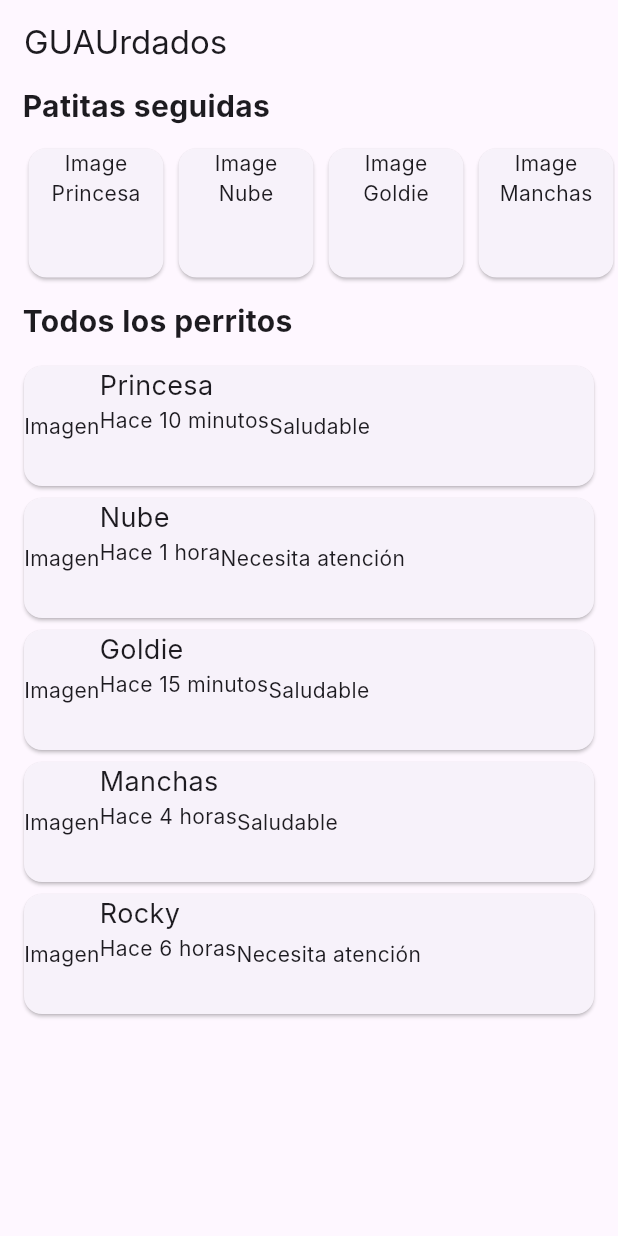
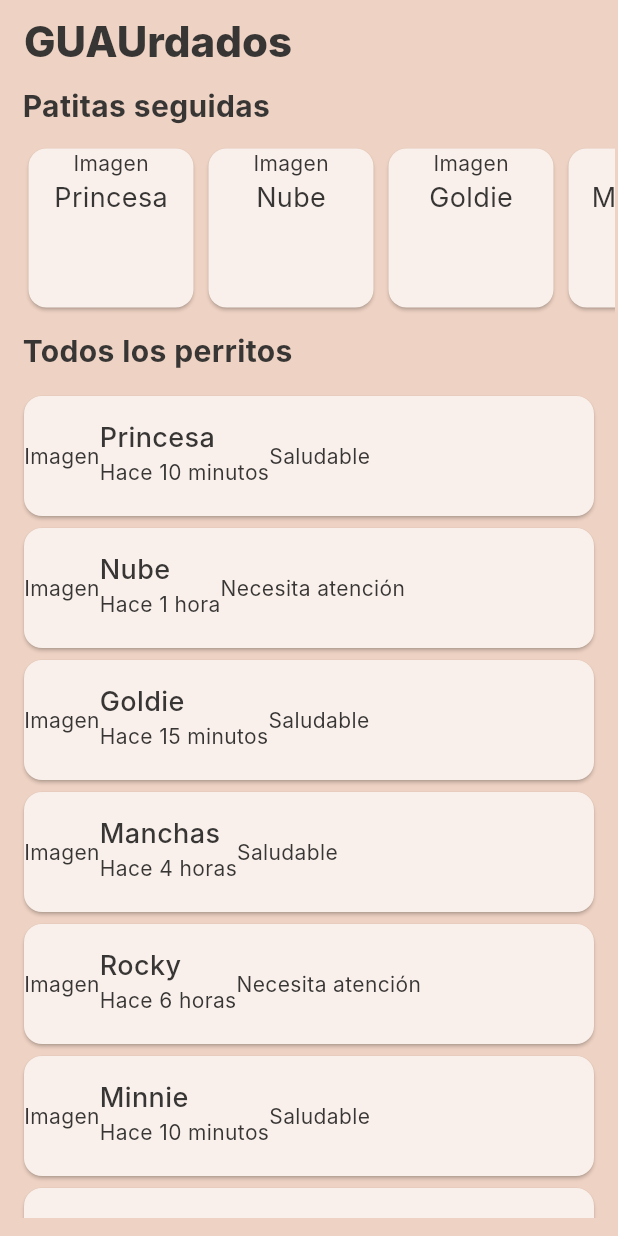
Before and after one commit to Patitas-Unidas/GUAUrdados, a Flutter app: the screen it shows after launch, on a phone screen of 412 x 824 dp. Run offline on Flutter 3.47's test engine with Material 3 defaults, Android fonts, the phone set to English and light mode, and no system bars; Roboto replaces fonts that are missing (Inter).

Commit message:
Colores!!

```diff
--- a/lib/homepage.dart
+++ b/lib/homepage.dart
@@ -6,8 +6,20 @@ class Homepage extends StatelessWidget {
 
   @override
   Widget build(BuildContext context) {
-    // Variable auxiliar mientras no se tiene la base de datos
+    // Variables auxiliares mientras no se tiene la base de datos
     var perros = [
+      ['Princesa', 'Hace 10 minutos', 'Saludable'],
+      ['Nube', 'Hace 1 hora', 'Necesita atención'],
+      ['Goldie', 'Hace 15 minutos', 'Saludable'],
+      ['Manchas', 'Hace 4 horas', 'Saludable'],
+      ['Rocky', 'Hace 6 horas', 'Necesita atención'],
+      ['Minnie', 'Hace 10 minutos', 'Saludable'],
+      ['Bebé', 'Hace 1 hora', 'Necesita atención'],
+      ['Spot', 'Hace 15 minutos', 'Saludable'],
+      ['Walter', 'Hace 4 horas', 'Saludable'],
+      ['Sir', 'Hace 6 horas', 'Necesita atención']
+    ];
+    var perrosSeguidos = [
       ['Princesa', 'Hace 10 minutos', 'Saludable'],
       ['Nube', 'Hace 1 hora', 'Necesita atención'],
       ['Goldie', 'Hace 15 minutos', 'Saludable'],
@@ -17,7 +29,15 @@ class Homepage extends StatelessWidget {
 
     return Scaffold(
       appBar: AppBar(
-        title: Text('GUAUrdados'),
+        backgroundColor: Color.fromRGBO(238,210,195,1),
+        title: Text(
+          'GUAUrdados',
+          style: TextStyle(
+            fontWeight: FontWeight.w800,
+            fontSize: 28,
+            color: Color.fromRGBO(56, 54, 53, 1),
+          ),
+        ),
       ),
       body: Column(
         crossAxisAlignment: CrossAxisAlignment.start,
@@ -34,7 +54,7 @@ class Homepage extends StatelessWidget {
             ),
           ),
           ListaPerrosSeguidos(
-                listaPerrosSeguidos: perros,
+                listaPerrosSeguidos: perrosSeguidos,
           ),
           Container(
             padding: EdgeInsets.only(left: 15),
@@ -72,21 +92,32 @@ class ListaPerrosSeguidos extends StatelessWidget {
     return Container(
       padding: const EdgeInsets.all(2),
       child: SizedBox(
-        height: 110,
+        height: 130,
         child: ListView.builder(
           padding: const EdgeInsets.all(12),
           scrollDirection: Axis.horizontal,
           itemCount: listaPerrosSeguidos.length,
           itemBuilder: (BuildContext context, int index) {
             return SizedBox(
-              width: 100,
+              width: 120,
               child: Card(
+                color: Color.fromRGBO(249, 240, 235, 1),
                 margin: const EdgeInsets.symmetric(horizontal: 5),
+                child: InkWell(
+                  splashColor: Colors.white,
+                  onTap: () {},
                   child: Column(
                     children: [
-                    Text('Image'),
-                    Text(listaPerrosSeguidos[index][0])
+                      Text('Imagen'),
+                      Text(
+                        listaPerrosSeguidos[index][0],
+                        textAlign: TextAlign.left,
+                        style: TextStyle(
+                          fontSize: 18,
+                        ),
+                      ),
                     ],
+                  ),
                 ),
               ),
             );
@@ -117,13 +148,19 @@ class ListaTodosLosPerros extends StatelessWidget {
             child: Column(
               children: <Widget>[
                 Card(
+                  color: Color.fromRGBO(249, 240, 235, 1),
+                  child: InkWell(
+                    splashColor: Colors.white,
+                    onTap: () {},
                     child: SizedBox(
                       width: 400,
                       height: 80,
                       child: Row(
                         children: [
                           Text('Imagen'),
-                        Column(
+                          Padding(
+                            padding: EdgeInsets.only(top: 15),
+                            child: Column(
                               crossAxisAlignment: CrossAxisAlignment.start,
                               children: [
                                 Text(
@@ -131,10 +168,12 @@ class ListaTodosLosPerros extends StatelessWidget {
                                   textAlign: TextAlign.left,
                                   style: TextStyle(
                                     fontSize: 18,
+                                    fontWeight: FontWeight.w500,
                                   ),
                                 ),
                                 Text(listaPerros[index][1]),
                               ],
+                            ),
                           ),
                           Text(
                             listaPerros[index][2],
@@ -143,6 +182,7 @@ class ListaTodosLosPerros extends StatelessWidget {
                         ],
                       ),
                     ),
+                  )
                 ),
               ],
             ),
--- a/lib/main.dart
+++ b/lib/main.dart
@@ -14,6 +14,18 @@ class MyApp extends StatelessWidget {
       title: 'GUAUrdados',
       theme: ThemeData(
         fontFamily: 'Inter',
+        scaffoldBackgroundColor: const Color.fromRGBO(238,210,195,1),
+        textTheme: const TextTheme().copyWith(
+          bodySmall: const TextStyle(color: Color.fromRGBO(56, 54, 53, 1)),
+          bodyMedium: const TextStyle(color: Color.fromRGBO(56, 54, 53, 1)),
+          bodyLarge: const TextStyle(color: Color.fromRGBO(56, 54, 53, 1)),
+          labelSmall: const TextStyle(color: Color.fromRGBO(56, 54, 53, 1)),
+          labelMedium: const TextStyle(color: Color.fromRGBO(56, 54, 53, 1)),
+          labelLarge: const TextStyle(color: Color.fromRGBO(56, 54, 53, 1)),
+          displaySmall: const TextStyle(color: Color.fromRGBO(56, 54, 53, 1)),
+          displayMedium: const TextStyle(color: Color.fromRGBO(56, 54, 53, 1)),
+          displayLarge: const TextStyle(color: Color.fromRGBO(56, 54, 53, 1)),
+        ),
       ),
       home: Homepage(),
     );
```
Lines whose indentation alone changed are shown as unchanged.
